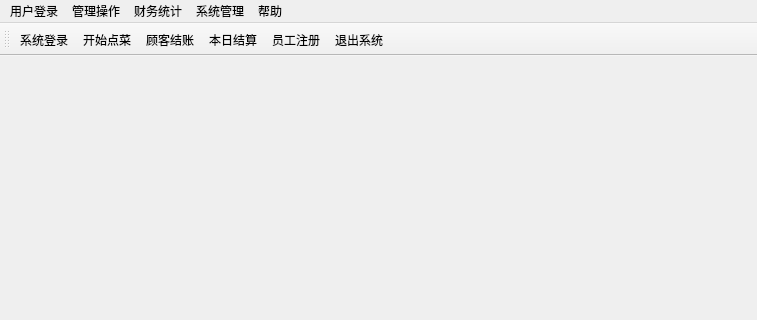
Above: mainwindow.ui from mengxing2017/RMS before the change; both pictures show x 0 to 757 and y 0 to 320 of the 757 by 464 pixel window. Below: the same form after it.
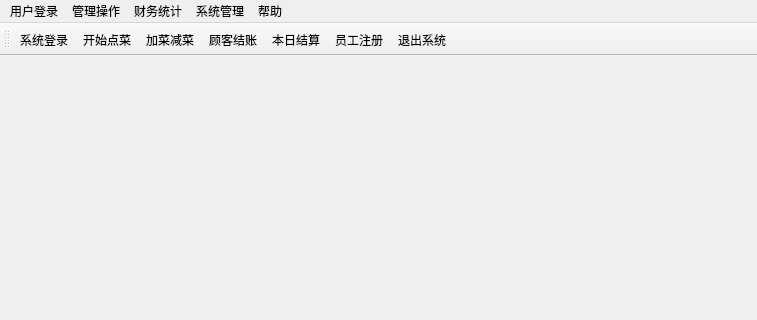
That is the form after the change. Icons and pictures are not drawn.

What changed in the file:
```diff
--- a/mainwindow.ui
+++ b/mainwindow.ui
@@ -94,7 +94,7 @@
    </attribute>
    <addaction name="action_Login"/>
    <addaction name="action_Start"/>
-   <addaction name="action_AddorReduce  "/>
+   <addaction name="action_AddorReduce"/>
    <addaction name="actionGukejiezhang"/>
    <addaction name="actionBenrijiesuan"/>
    <addaction name="actionZhuceyuangong"/>
@@ -115,7 +115,7 @@
     <string>开始点菜</string>
    </property>
   </action>
-  <action name="action_AddorReduce  ">
+  <action name="action_AddorReduce">
    <property name="icon">
     <iconset>
      <normaloff>:/icon/images/Add.png</normaloff>:/icon/images/Add.png</iconset>
```
Left out of the diff: 20 changed lines with no effect on the pictures.
